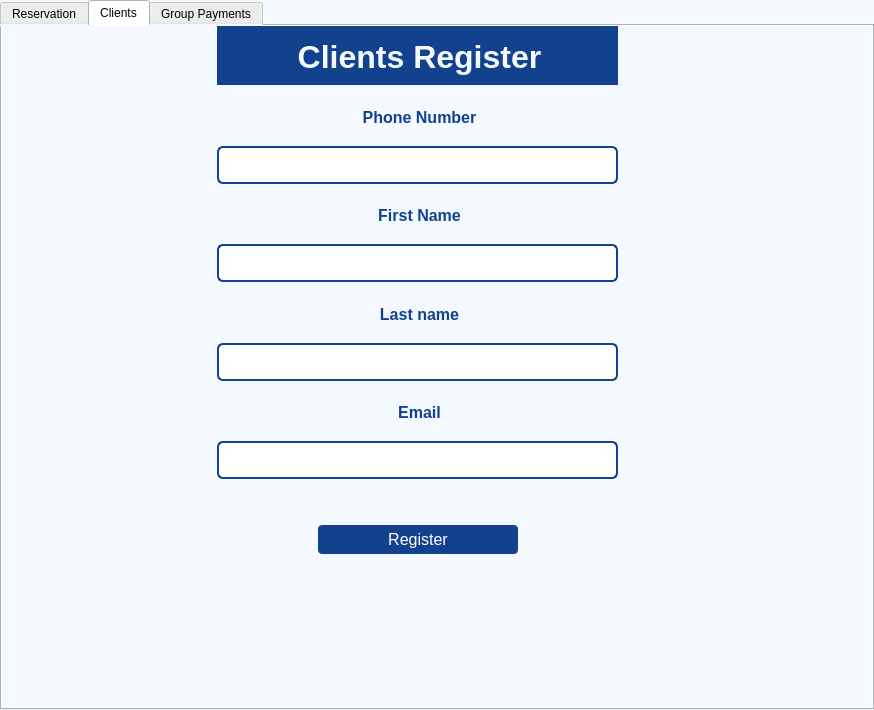
Old version of the form ui/reservation.ui in the repository Dimalko/telo2.
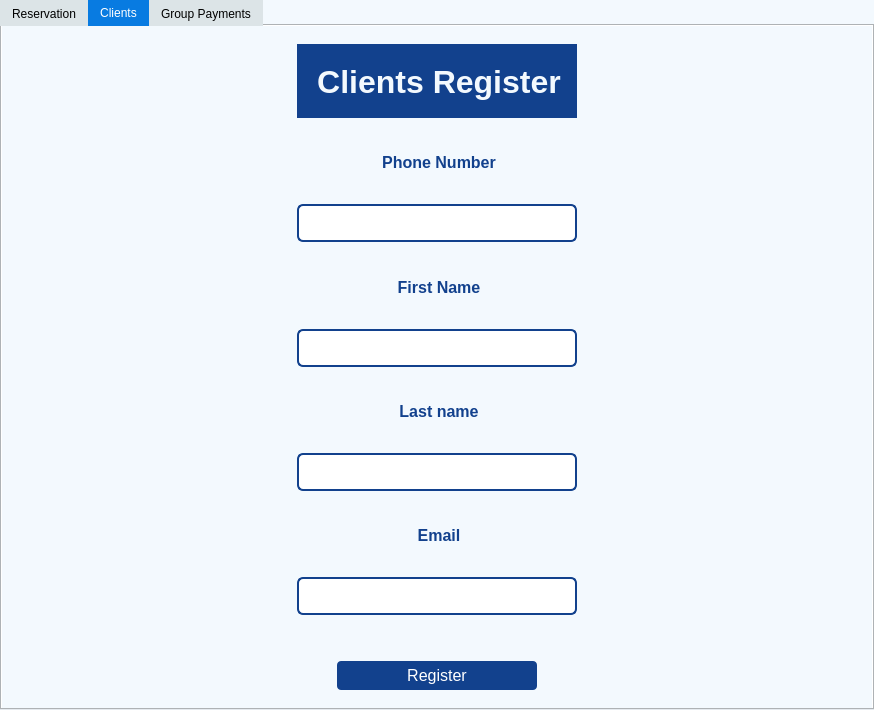
New version of the form. The open tabs and pages were chosen to show the change.

```diff
--- a/ui/reservation.ui
+++ b/ui/reservation.ui
@@ -135,7 +135,7 @@
    <property name="styleSheet">
     <string notr="true"/>
    </property>
-   <layout class="QHBoxLayout" name="horizontalLayout" stretch="0">
+   <layout class="QVBoxLayout" name="verticalLayout_5" stretch="0">
     <property name="spacing">
      <number>0</number>
     </property>
@@ -208,6 +208,26 @@
     color: white;
     border-radius: 4px;
 }
+
+QTabBar{
+border:none;
+}
+
+QTabBar::tab {
+        background: rgb(220, 228, 231);
+        
+       
+}
+
+QTabBar::tab:selected {
+        background: #087be1;
+        color: white; 
+}
+
+QTabBar::tab:hover {
+        background: #2f8ee4;
+		color: white; 
+}
 </string>
       </property>
       <property name="currentIndex">
@@ -453,15 +473,22 @@
        <attribute name="title">
         <string>Clients</string>
        </attribute>
+       <layout class="QHBoxLayout" name="horizontalLayout">
+        <item>
+         <spacer name="horizontalSpacer">
+          <property name="orientation">
+           <enum>Qt::Horizontal</enum>
+          </property>
+          <property name="sizeHint" stdset="0">
+           <size>
+            <width>40</width>
+            <height>20</height>
+           </size>
+          </property>
+         </spacer>
+        </item>
+        <item>
        <widget class="QWidget" name="widget" native="true">
-        <property name="geometry">
-         <rect>
-          <x>215</x>
-          <y>0</y>
-          <width>401</width>
-          <height>528</height>
-         </rect>
-        </property>
         <property name="styleSheet">
          <string notr="true"/>
         </property>
@@ -626,6 +653,21 @@
          </item>
         </layout>
        </widget>
+        </item>
+        <item>
+         <spacer name="horizontalSpacer_2">
+          <property name="orientation">
+           <enum>Qt::Horizontal</enum>
+          </property>
+          <property name="sizeHint" stdset="0">
+           <size>
+            <width>40</width>
+            <height>20</height>
+           </size>
+          </property>
+         </spacer>
+        </item>
+       </layout>
       </widget>
       <widget class="QWidget" name="tab_3">
        <property name="styleSheet">
```
Left out of the diff: 60 changed lines with no effect on the pictures. Lines whose indentation alone changed are shown as unchanged.
